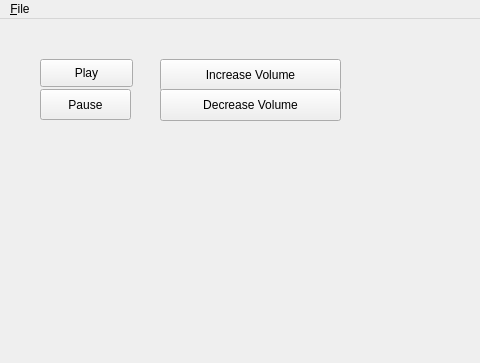
Above: QT Music Player/MainWindow.ui from sgb7/QT_Music_Player before the change; both pictures show x 0 to 480 and y 0 to 363 of the 725 by 363 pixel window. Below: the same form after it.
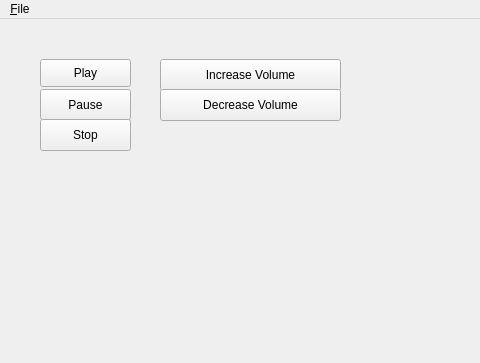
That is the form after the change.

Commit message: Added stop button

```diff
--- a/QT Music Player/MainWindow.ui
+++ b/QT Music Player/MainWindow.ui
@@ -19,7 +19,7 @@
      <rect>
       <x>40</x>
       <y>40</y>
-      <width>93</width>
+      <width>91</width>
       <height>28</height>
      </rect>
     </property>
@@ -66,6 +66,19 @@
      <string>Decrease Volume</string>
     </property>
    </widget>
+   <widget class="QPushButton" name="stop_button">
+    <property name="geometry">
+     <rect>
+      <x>40</x>
+      <y>100</y>
+      <width>91</width>
+      <height>32</height>
+     </rect>
+    </property>
+    <property name="text">
+     <string>Stop</string>
+    </property>
+   </widget>
   </widget>
   <widget class="QMenuBar" name="menubar">
    <property name="geometry">
```
The commit also changes 1 other file.
